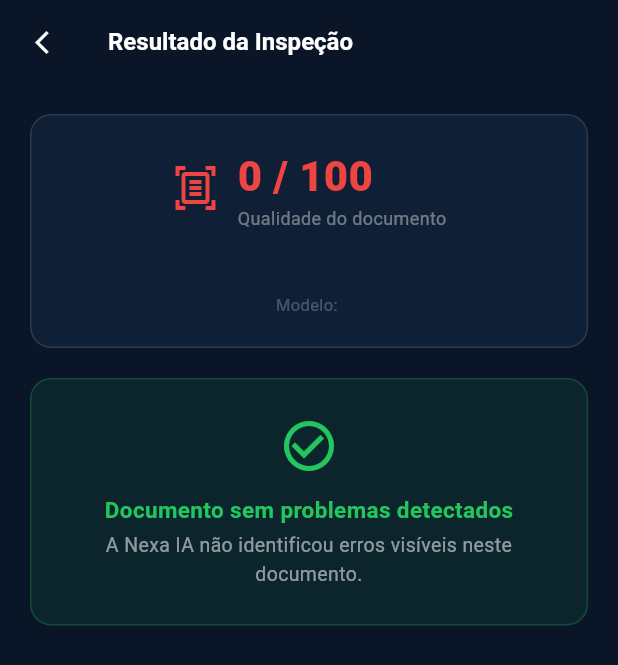
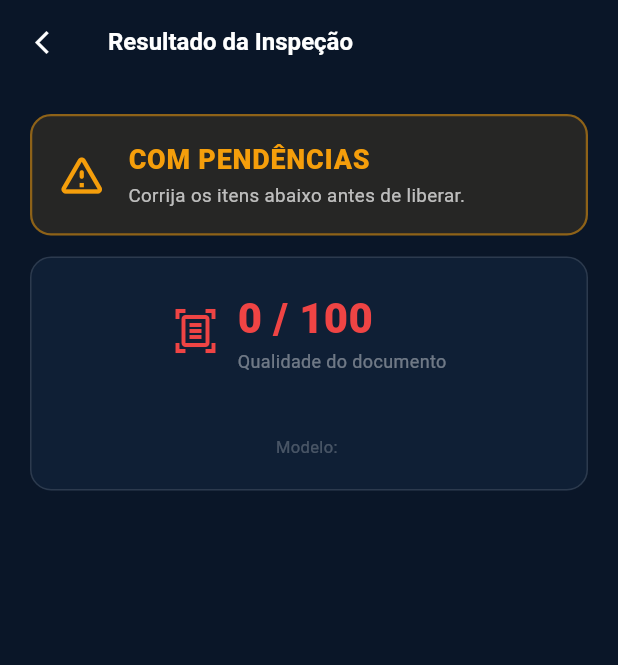
Before and after one commit to Equipe-QRQC/Nexar-QRQC, a Flutter app: the ResultDocScreen screen opened directly with empty values, on a phone screen of 412 x 824 dp. Shown: the top 665 px of the screen. Run offline on Flutter 3.47's test engine with Material 3 defaults, Android fonts, the phone set to English and light mode, and no system bars; our stand-ins replace flutter_secure_storage, image_picker, share_plus, shared_preferences; accounts and stored records are empty; project files that could hold a hidden picture were left out.

Commit message:
fix(mobile): documento bloqueado não aparece mais como "sem problemas"
A tela de resultado só olhava os erros de preenchimento achados pela IA.
Uma Permissão de Trabalho bem preenchida com executante sem NR-10 válida
(status "bloqueado" no servidor) aparecia como "Documento sem problemas
detectados".

- Mostra o status final (Bloqueado / Com pendências / Aprovado) e a lista
  da conferência com o cadastro da empresa
- "Sem problemas" só para documento aprovado e sem pendências
- Campos numéricos ou nulos vindos da IA não quebram a tela
- Placar flexível (estourava a largura em telas de 360 dp)
- Testes de widget cobrindo os três casos

Co-Authored-By: Claude Opus 5.5 <noreply@anthropic.com>
Claude-Session: https://claude.ai/code/session_01RPU3354eV3K4FbbJ811eq9

```diff
--- a/qrqc-mobile/lib/models/models.dart
+++ b/qrqc-mobile/lib/models/models.dart
@@ -154,36 +154,76 @@ class ProblemaDocumento {
 
   factory ProblemaDocumento.fromJson(Map<String, dynamic> j) =>
       ProblemaDocumento(
-        tipo: j['tipo'] as String? ?? '',
-        campo: j['campo'] as String? ?? '',
-        descricao: j['descricao'] as String? ?? '',
-        sugestao: j['sugestao'] as String? ?? '',
-        severidade: j['severidade'] as String? ?? 'medio',
+        tipo: j['tipo']?.toString() ?? '',
+        campo: j['campo']?.toString() ?? '',
+        descricao: j['descricao']?.toString() ?? '',
+        sugestao: j['sugestao']?.toString() ?? '',
+        severidade: j['severidade']?.toString() ?? 'medio',
+      );
+}
+
+/// Item da conferência com o cadastro da empresa (pessoa sem NR-10 válida, colaborador
+/// desligado, equipamento não identificado...). Vem do servidor, não da IA.
+class ConferenciaDocumento {
+  final String categoria;
+  final String severidade; // alto | medio | baixo | info
+  final String titulo;
+  final String descricao;
+
+  const ConferenciaDocumento({
+    required this.categoria,
+    required this.severidade,
+    required this.titulo,
+    required this.descricao,
+  });
+
+  factory ConferenciaDocumento.fromJson(Map<String, dynamic> j) =>
+      ConferenciaDocumento(
+        categoria: j['categoria']?.toString() ?? '',
+        severidade: j['severidade']?.toString() ?? 'medio',
+        titulo: j['titulo']?.toString() ?? '',
+        descricao: j['descricao']?.toString() ?? '',
       );
 }
 
 class ResultadoDocumento {
+  /// aprovado | pendencias | bloqueado — decisão final, que considera o cadastro da empresa
+  final String status;
   final List<ProblemaDocumento> problemas;
+  final List<ConferenciaDocumento> conferencias;
   final int score;
   final String resumo;
   final String modelo;
 
   const ResultadoDocumento({
+    required this.status,
     required this.problemas,
+    required this.conferencias,
     required this.score,
     required this.resumo,
     required this.modelo,
   });
 
-  factory ResultadoDocumento.fromJson(Map<String, dynamic> j) =>
-      ResultadoDocumento(
-        problemas: (j['problemas'] as List? ?? [])
-            .map((e) => ProblemaDocumento.fromJson(e as Map<String, dynamic>))
-            .toList(),
-        score: j['score'] as int? ?? 100,
-        resumo: j['resumo'] as String? ?? '',
-        modelo: j['modelo'] as String? ?? '',
-      );
+  bool get aprovado => status == 'aprovado';
+
+  factory ResultadoDocumento.fromJson(Map<String, dynamic> j) {
+    final conferencia = j['conferencia'];
+    final itens = conferencia is Map ? conferencia['conferencias'] : null;
+    return ResultadoDocumento(
+      status: j['status']?.toString() ?? 'pendencias',
+      problemas: (j['problemas'] as List? ?? [])
+          .whereType<Map<String, dynamic>>()
+          .map(ProblemaDocumento.fromJson)
+          .toList(),
+      conferencias: (itens is List ? itens : const [])
+          .whereType<Map<String, dynamic>>()
+          .map(ConferenciaDocumento.fromJson)
+          .toList(),
+      score: (j['score'] as num?)?.round() ?? 100,
+      resumo: j['resumo']?.toString() ?? '',
+      modelo: j['modelo']?.toString() ?? '',
+    );
+  }
 }
 
 class Maquina {
--- a/qrqc-mobile/lib/screens/result_doc_screen.dart
+++ b/qrqc-mobile/lib/screens/result_doc_screen.dart
@@ -10,7 +10,13 @@ class ResultDocScreen extends StatelessWidget {
   @override
   Widget build(BuildContext context) {
     final problemas = resultado.problemas;
-    final semProblema = problemas.isEmpty;
+    final conferencias = resultado.conferencias
+        .where((c) => c.severidade != 'info' || resultado.aprovado)
+        .toList();
+    // "Sem problemas" só quando o documento foi aprovado na conferência com o cadastro:
+    // uma PT bem preenchida com executante sem NR-10 válida continua BLOQUEADA
+    final semProblema =
+        problemas.isEmpty && conferencias.isEmpty && resultado.aprovado;
     final score = resultado.score;
 
     return Scaffold(
@@ -34,6 +40,8 @@ class ResultDocScreen extends StatelessWidget {
           child: Column(
             crossAxisAlignment: CrossAxisAlignment.start,
             children: [
+              _StatusDoc(resultado.status),
+              const SizedBox(height: 14),
               // Placar + resumo
               Container(
                 padding: const EdgeInsets.all(20),
@@ -63,9 +71,22 @@ class ResultDocScreen extends StatelessWidget {
               ),
               const SizedBox(height: 20),
 
+              if (conferencias.isNotEmpty) ...[
+                const Text(
+                  'Conferência com o cadastro da empresa',
+                  style: TextStyle(
+                    color: Colors.white,
+                    fontSize: 15,
+                    fontWeight: FontWeight.w600,
+                  ),
+                ),
+                const SizedBox(height: 12),
+                ...conferencias.map((c) => _ConferenciaCard(c)),
+                const SizedBox(height: 10),
+              ],
               if (semProblema)
                 _emptyState()
-              else ...[
+              else if (problemas.isNotEmpty) ...[
                 Text(
                   '${problemas.length} problema(s) encontrado(s)',
                   style: const TextStyle(
@@ -116,6 +137,126 @@ class ResultDocScreen extends StatelessWidget {
       );
 }
 
+class _StatusDoc extends StatelessWidget {
+  final String status;
+  const _StatusDoc(this.status);
+
+  @override
+  Widget build(BuildContext context) {
+    final (icone, cor, titulo, texto) = switch (status) {
+      'bloqueado' => (
+          Icons.block,
+          const Color(0xFFEF4444),
+          'BLOQUEADO',
+          'Não libere o serviço: há pendência de habilitação ou de cadastro.',
+        ),
+      'aprovado' => (
+          Icons.verified_outlined,
+          const Color(0xFF22C55E),
+          'APROVADO',
+          'Documento conferido com o cadastro da empresa.',
+        ),
+      _ => (
+          Icons.warning_amber_rounded,
+          const Color(0xFFF59E0B),
+          'COM PENDÊNCIAS',
+          'Corrija os itens abaixo antes de liberar.',
+        ),
+    };
+    return Container(
+      width: double.infinity,
+      padding: const EdgeInsets.all(16),
+      decoration: BoxDecoration(
+        color: cor.withValues(alpha: 0.12),
+        borderRadius: BorderRadius.circular(14),
+        border: Border.all(color: cor.withValues(alpha: 0.5), width: 1.5),
+      ),
+      child: Row(
+        children: [
+          Icon(icone, color: cor, size: 34),
+          const SizedBox(width: 14),
+          Expanded(
+            child: Column(
+              crossAxisAlignment: CrossAxisAlignment.start,
+              children: [
+                Text(
+                  titulo,
+                  style: TextStyle(
+                      color: cor,
+                      fontSize: 18,
+                      fontWeight: FontWeight.w800,
+                      letterSpacing: 0.5),
+                ),
+                const SizedBox(height: 2),
+                Text(texto,
+                    style:
+                        const TextStyle(color: Colors.white70, fontSize: 12.5)),
+              ],
+            ),
+          ),
+        ],
+      ),
+    );
+  }
+}
+
+class _ConferenciaCard extends StatelessWidget {
+  final ConferenciaDocumento c;
+  const _ConferenciaCard(this.c);
+
+  @override
+  Widget build(BuildContext context) {
+    final cor = switch (c.severidade) {
+      'alto' => const Color(0xFFEF4444),
+      'medio' => const Color(0xFFF59E0B),
+      'baixo' => const Color(0xFF3B82F6),
+      _ => Colors.white38,
+    };
+    final icone = switch (c.categoria) {
+      'habilitacao' => Icons.badge_outlined,
+      'validade' => Icons.event_outlined,
+      'equipamento' => Icons.precision_manufacturing_outlined,
+      _ => Icons.person_search_outlined,
+    };
+    return Container(
+      margin: const EdgeInsets.only(bottom: 10),
+      padding: const EdgeInsets.all(14),
+      decoration: BoxDecoration(
+        color: const Color(0xFF0F1F35),
+        borderRadius: BorderRadius.circular(12),
+        border: Border(left: BorderSide(color: cor, width: 3)),
+      ),
+      child: Row(
+        crossAxisAlignment: CrossAxisAlignment.start,
+        children: [
+          Icon(icone, color: cor, size: 18),
+          const SizedBox(width: 10),
+          Expanded(
+            child: Column(
+              crossAxisAlignment: CrossAxisAlignment.start,
+              children: [
+                Text(
+                  c.titulo,
+                  style: const TextStyle(
+                      color: Colors.white,
+                      fontSize: 13,
+                      fontWeight: FontWeight.w600),
+                ),
+                if (c.descricao.isNotEmpty) ...[
+                  const SizedBox(height: 4),
+                  Text(c.descricao,
+                      style:
+                          const TextStyle(color: Colors.white60, fontSize: 12)),
+                ],
+              ],
+            ),
+          ),
+        ],
+      ),
+    );
+  }
+}
+
 class _ScoreDoc extends StatelessWidget {
   final int score;
   const _ScoreDoc(this.score);
@@ -132,7 +273,8 @@ class _ScoreDoc extends StatelessWidget {
       children: [
         Icon(Icons.document_scanner_outlined, color: color, size: 32),
         const SizedBox(width: 12),
-        Column(
+        Flexible(
+          child: Column(
             crossAxisAlignment: CrossAxisAlignment.start,
             children: [
               Text(
@@ -148,6 +290,7 @@ class _ScoreDoc extends StatelessWidget {
                     color: Colors.white.withValues(alpha: 0.4), fontSize: 12),
               ),
             ],
+          ),
         ),
       ],
     );
```
Also changed, not shown: 1 other file. Lines whose indentation alone changed are shown as unchanged.
